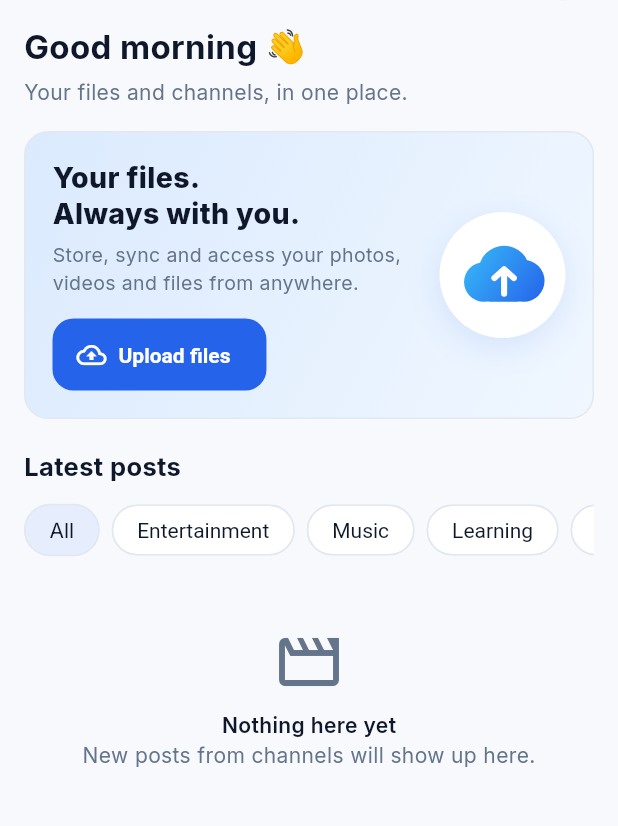
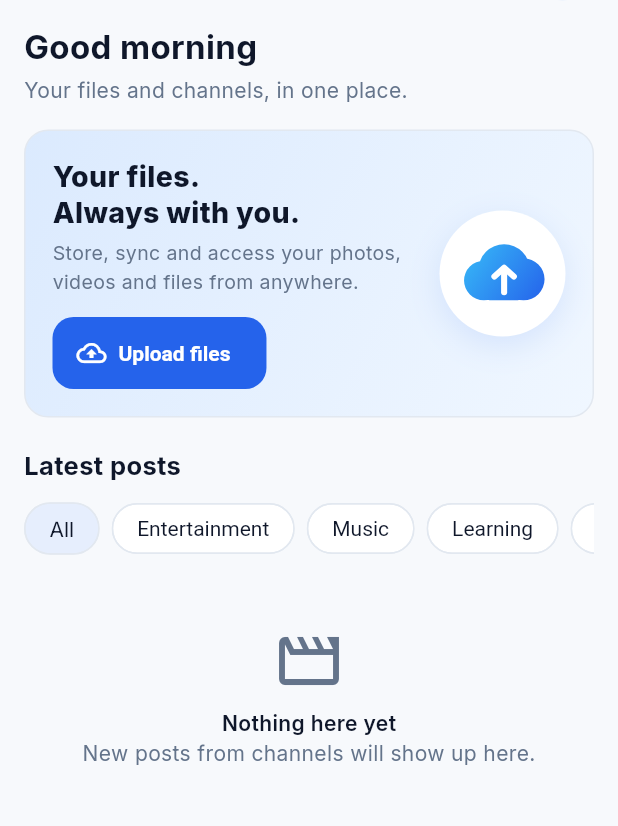
Before and after one commit to rekhachandpara1975/Skykeep, a Flutter app: the ExploreScreen screen opened directly, on a phone screen of 412 x 824 dp, the part 67-893 px from its top. Run offline on Flutter 3.47's test engine with Material 3 defaults, Android fonts, the phone set to English and light mode, and no system bars; our stand-ins replace file_picker, google_fonts, share_plus, shared_preferences, supabase_flutter, video_player and 1 more; accounts and stored records are empty; network calls fail.

Commit message:
Store screenshots: Roboto as test fallback font; greeting without emoji
Co-Authored-By: Claude Opus 5.5 <noreply@anthropic.com>
Claude-Session: https://claude.ai/code/session_01Wo2ZWbBj8LkkAEGpuFk6VC

```diff
--- a/mobile/lib/screens/explore.dart
+++ b/mobile/lib/screens/explore.dart
@@ -91,7 +91,7 @@ class _ExploreScreenState extends State<ExploreScreen> {
     final greeting = switch (DateTime.now().hour) { < 12 => 'Good morning', < 17 => 'Good afternoon', _ => 'Good evening' };
 
     final header = <Widget>[
-      Text(guest || name.isEmpty ? '$greeting 👋' : '$greeting, $name 👋',
+      Text(guest || name.isEmpty ? greeting : '$greeting, $name',
           style: const TextStyle(fontSize: 22, fontWeight: FontWeight.w700, color: C.text)),
       const SizedBox(height: 4),
       const Text('Your files and channels, in one place.', style: TextStyle(color: C.muted)),
```
Also changed, not shown: 1 other file.
